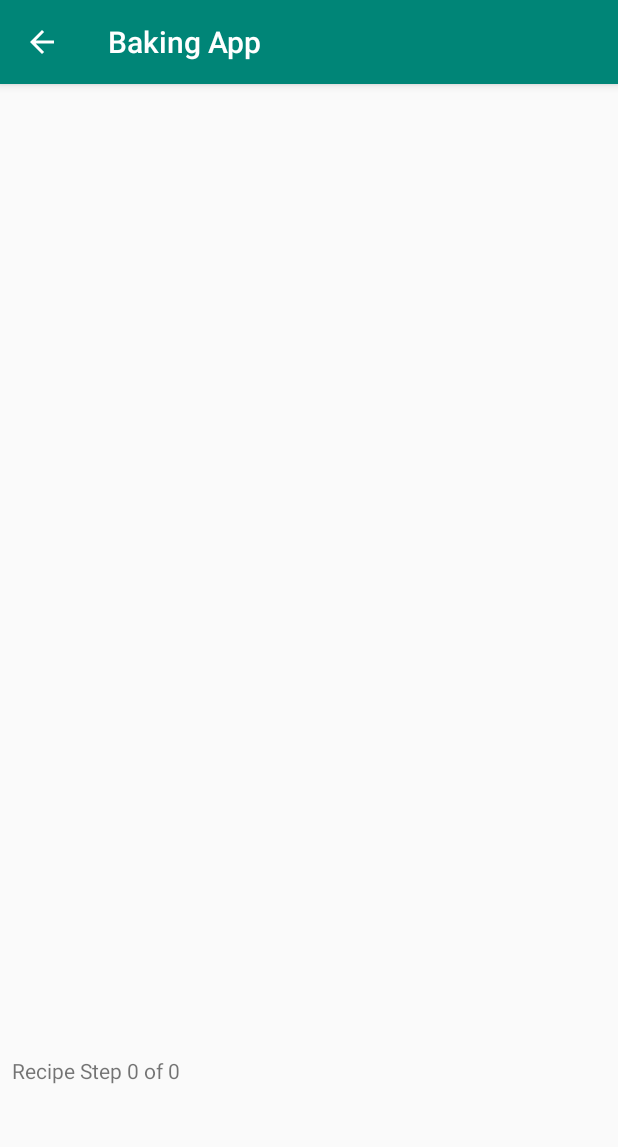
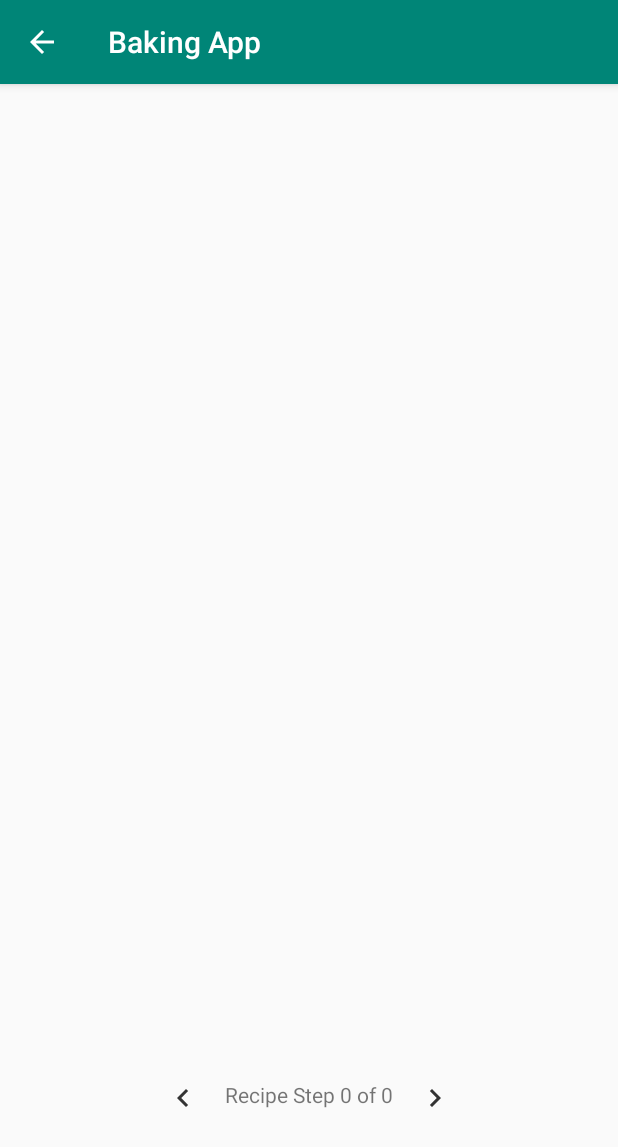
Before and after one commit to ahmedibrahim085/backingapp, an Android app: the StepsActivity screen opened directly, with no data from a screen before it, on a phone screen of 412 x 824 dp. Shown: the top 1147 px of the screen. Run offline under Robolectric (Android 15) with nearby library versions, the phone set to English and light mode, and no system bars.

Commit message:
Navigation Fragment add buttons

```diff
--- a/app/src/main/java/com/ahmed/bakingapp/ui/UiConstants.java
+++ b/app/src/main/java/com/ahmed/bakingapp/ui/UiConstants.java
@@ -1,8 +1,15 @@
 package com.ahmed.bakingapp.ui;
+
+import com.ahmed.bakingapp.ui.recipeDetails.RecipeDetailsFragment;
 
 public class UiConstants {
     // Booleans
     private static boolean twoPan;
+
+    // Integers
+    private static int currentStepId;
+
+
 
     // Strings
     final private static String RECIPE_ITEM = "recipeItem";
@@ -36,6 +43,15 @@ public class UiConstants {
         return RECIPE_STEPS_NUMBER;
     }
 
+    // ======= ======= ======= Integers ======= ======= =======
+    public static int getCurrentStepId() {
+        return UiConstants.currentStepId;
+    }
+
+    public static void setCurrentStepId(int currentStepId) {
+        UiConstants.currentStepId = currentStepId;
+    }
+
     // ======= ======= ======= Booleans ======= ======= =======
 
     public static boolean isTwoPan() {
--- /dev/null
+++ b/app/src/main/java/com/ahmed/bakingapp/ui/listeners/RecipeNavigationClickListener.java
@@ -0,0 +1,10 @@
+package com.ahmed.bakingapp.ui.listeners;
+
+public interface RecipeNavigationClickListener {
+
+    void onPreviousRecipeSelected(int position);
+
+    void onNextRecipeSelected(int position);
+
+
+}
--- a/app/src/main/java/com/ahmed/bakingapp/ui/recipeDetails/RecipeDetailsFragment.java
+++ b/app/src/main/java/com/ahmed/bakingapp/ui/recipeDetails/RecipeDetailsFragment.java
@@ -21,7 +21,6 @@ import com.ahmed.bakingapp.ui.UiConstants;
 import com.ahmed.bakingapp.ui.ingredients.IngredientActivity;
 import com.ahmed.bakingapp.ui.ingredients.IngredientsFragment;
 import com.ahmed.bakingapp.ui.steps.StepsActivity;
-import com.ahmed.bakingapp.ui.steps.StepsNavigationFragment;
 import com.ahmed.bakingapp.utils.AppToast;
 import com.ahmed.bakingapp.utils.DividerItemDecoration;
 
@@ -40,6 +39,9 @@ public class RecipeDetailsFragment extends Fragment {
     private TextView tv_recipe_ingredients;
 
     private String recipeName;
+    private RecipeSteps recipeStepsInfo;
+
+
 
 
     public static RecipeDetailsFragment newInstance(List<RecipeSteps> recipeSteps,
@@ -155,7 +157,8 @@ public class RecipeDetailsFragment extends Fragment {
     private void showRecipeStepDetails(RecipeSteps recipeStep) {
         Log.e(TAG, "recipeStep : " + recipeStep);
         AppToast.showShort(getActivity(), recipeStep.getStepsShortDescription());
-        StepsNavigationFragment.setCurrentStepId(recipeStep.getStepsId());
+        // the +1 is because list starts counting from 0
+       UiConstants.setCurrentStepId(recipeStep.getStepsId()+1);
         if ( !UiConstants.isTwoPan() ) {
             showRecipeStepActivity(recipeStep);
         } else {
@@ -175,5 +178,8 @@ public class RecipeDetailsFragment extends Fragment {
 
     }
 
+    // =======
+
+
     // ======= ======= ======= Show Recipe Step ======= END/FIN ======= =======
 }
--- a/app/src/main/java/com/ahmed/bakingapp/ui/steps/StepsActivity.java
+++ b/app/src/main/java/com/ahmed/bakingapp/ui/steps/StepsActivity.java
@@ -8,12 +8,14 @@ import com.ahmed.bakingapp.App;
 import com.ahmed.bakingapp.R;
 import com.ahmed.bakingapp.models.RecipeSteps;
 import com.ahmed.bakingapp.ui.UiConstants;
+import com.ahmed.bakingapp.ui.listeners.RecipeNavigationClickListener;
 import com.ahmed.bakingapp.utils.AppToast;
 
-public class StepsActivity extends AppCompatActivity {
+public class StepsActivity extends AppCompatActivity implements RecipeNavigationClickListener {
 
     FragmentManager stepsFragmentManager;
 
+    private int numberOfRecipeSteps;
     StepsNavigationFragment stepsNavigationFragment;
     private RecipeSteps recipeStepsInfo;
     private int numberOfSteps;
@@ -45,5 +47,33 @@ public class StepsActivity extends AppCompatActivity {
                 .commit();
     }
 
+    private void replaceRecipeStepsFragments() {
+        // commit Steps Navigation Fragment
+        stepsFragmentManager.beginTransaction()
+                .replace(R.id.frameLayout_recipe_steps_navigation,
+                        StepsNavigationFragment.newInstance(numberOfSteps))
+                .commit();
+    }
 
+
+    @Override
+    public void onPreviousRecipeSelected(int position) {
+        AppToast.showShort(this, "Previous Recipe Step Instruction");
+        if ( UiConstants.getCurrentStepId() <= 1 ) {
+            // DO something to update Recipe Fragment to the previous one
+        }else{
+            AppToast.showLong(this,"This is the First Recipe Step");
+        }
+    }
+
+    @Override
+    public void onNextRecipeSelected(int position) {
+        if ( UiConstants.getCurrentStepId() >= numberOfRecipeSteps ) {
+            // Do Fragment Update
+        }else{
+            AppToast.showLong(this,"This is the last Recipe Step");
+        }
+    }
+
+    // =======
 }
--- a/app/src/main/java/com/ahmed/bakingapp/ui/steps/StepsNavigationFragment.java
+++ b/app/src/main/java/com/ahmed/bakingapp/ui/steps/StepsNavigationFragment.java
@@ -1,23 +1,21 @@
 package com.ahmed.bakingapp.ui.steps;
 
 import android.content.Context;
-import android.net.Uri;
 import android.os.Bundle;
 import android.support.v4.app.Fragment;
-import android.util.Log;
 import android.view.LayoutInflater;
 import android.view.View;
 import android.view.ViewGroup;
+import android.widget.ImageView;
 import android.widget.TextView;
 
 import com.ahmed.bakingapp.R;
 import com.ahmed.bakingapp.ui.UiConstants;
+import com.ahmed.bakingapp.ui.listeners.RecipeNavigationClickListener;
 
 /**
  * A simple {@link Fragment} subclass.
  * Activities that contain this fragment must implement the
- * {@link StepsNavigationFragment.OnFragmentInteractionListener} interface
- * to handle interaction events.
  * Use the {@link StepsNavigationFragment#newInstance} factory method to
  * create an instance of this fragment.
  */
@@ -27,14 +25,15 @@ public class StepsNavigationFragment extends Fragment {
     // TODO: Rename parameter arguments, choose names that match
     // the fragment initialization parameters, e.g. ARG_ITEM_NUMBER
     private static final String ARG_NUMBER_OF_STEPS = UiConstants.getRecipeStepsNumber();
-    static int currentStepId;
 
     // TODO: Rename and change types of parameters
     private int numberOfRecipeSteps;
 
-    private OnFragmentInteractionListener mListener;
+    private RecipeNavigationClickListener mListener;
 
     TextView tv_numberOfSteps;
+    ImageView img_previousRecipe;
+    ImageView img_nextRecipe;
 
     public StepsNavigationFragment() {
         // Required empty public constructor
@@ -67,44 +66,47 @@ public class StepsNavigationFragment extends Fragment {
     @Override
     public View onCreateView(LayoutInflater inflater, ViewGroup container,
                              Bundle savedInstanceState) {
+        // Steps Navigation FrameLayout
         // Inflate the layout for this fragment
         View stepsNavigationView = inflater.inflate(R.layout.fragment_recipe_steps_navigation,
                 container, false);
-        // Video FrameLayout
-
-        // Steps FrameLayout
-
-        // Steps Navigation FrameLayout
+        //  =======  ======= Previous Recipe Step Instruction =======  =======
+        img_previousRecipe = stepsNavigationView.findViewById(R.id.img_previous_recipe);
+        img_previousRecipe.setOnClickListener(new View.OnClickListener() {
+            @Override
+            public void onClick(View v) {
+                    mListener.onPreviousRecipeSelected(UiConstants.getCurrentStepId());
+            }
+        });
+        //  =======  ======= Recipe Step Instruction Navigation Counter =======  =======
         tv_numberOfSteps = (TextView) stepsNavigationView.findViewById(R.id.tv_numberOfSteps);
-        Log.e(TAG, "getCurrentStepId : " + getCurrentStepId());
-        Log.e(TAG, "numberOfRecipeSteps : " + numberOfRecipeSteps);
-
         String stepCounter =
                 String.format(getActivity().getResources().getString(R.string.recipe_step_counter),
-                getCurrentStepId(), numberOfRecipeSteps);
-        Log.e(TAG, "stepCounter : " + stepCounter);
+                UiConstants.getCurrentStepId(), numberOfRecipeSteps);
+        tv_numberOfSteps.setText(stepCounter);
 
-//        String stepsCount = "Recipe Steps" +getCurrentStepId()+"/"+String.valueOf(numberOfRecipeSteps);
-        tv_numberOfSteps.setText(stepCounter);
+        // =======  ======= Next Recipe Step Instruction =======  =======
+        img_nextRecipe = stepsNavigationView.findViewById(R.id.img_next_recipe);
+        img_nextRecipe.setOnClickListener(new View.OnClickListener() {
+            @Override
+            public void onClick(View v) {
+                    mListener.onNextRecipeSelected(UiConstants.getCurrentStepId());
+            }
+        });
+        //=======
         return stepsNavigationView;
     }
 
-    // TODO: Rename method, update argument and hook method into UI event
-    public void onButtonPressed(Uri uri) {
-        if ( mListener != null ) {
-            mListener.onFragmentInteraction(uri);
-        }
-    }
 
     @Override
     public void onAttach(Context context) {
         super.onAttach(context);
-        /*if ( context instanceof OnFragmentInteractionListener ) {
-            mListener = (OnFragmentInteractionListener) context;
+        if ( context instanceof RecipeNavigationClickListener ) {
+            mListener = (RecipeNavigationClickListener) context;
         } else {
             throw new RuntimeException(context.toString()
-                    + " must implement OnFragmentInteractionListener");
-        }*/
+                    + " must implement RecipeNavigationClickListener");
+        }
     }
 
     @Override
@@ -113,27 +115,4 @@ public class StepsNavigationFragment extends Fragment {
         mListener = null;
     }
 
-    /**
-     * This interface must be implemented by activities that contain this
-     * fragment to allow an interaction in this fragment to be communicated
-     * to the activity and potentially other fragments contained in that
-     * activity.
-     * <p>
-     * See the Android Training lesson <a href=
-     * "http://developer.android.com/training/basics/fragments/communicating.html"
-     * >Communicating with Other Fragments</a> for more information.
-     */
-    public interface OnFragmentInteractionListener {
-        // TODO: Update argument type and name
-        void onFragmentInteraction(Uri uri);
-    }
-
-    public static int getCurrentStepId() {
-        return StepsNavigationFragment.currentStepId;
-    }
-
-    public static void setCurrentStepId(int currentStepId) {
-        // the +1 is because list starts counting from 0
-        StepsNavigationFragment.currentStepId = currentStepId+1;
-    }
 }
--- /dev/null
+++ b/app/src/main/res/drawable-anydpi/next_recipe.xml
@@ -0,0 +1,10 @@
+<vector xmlns:android="http://schemas.android.com/apk/res/android"
+    android:width="24dp"
+    android:height="24dp"
+    android:viewportWidth="24"
+    android:viewportHeight="24"
+    android:tint="#333333">
+    <path
+        android:fillColor="#FF000000"
+        android:pathData="M10,6L8.59,7.41 13.17,12l-4.58,4.59L10,18l6,-6z"/>
+</vector>
--- /dev/null
+++ b/app/src/main/res/drawable-anydpi/previous_recipe.xml
@@ -0,0 +1,10 @@
+<vector xmlns:android="http://schemas.android.com/apk/res/android"
+    android:width="24dp"
+    android:height="24dp"
+    android:viewportWidth="24"
+    android:viewportHeight="24"
+    android:tint="#333333">
+    <path
+        android:fillColor="#FF000000"
+        android:pathData="M15.41,7.41L14,6l-6,6 6,6 1.41,-1.41L10.83,12z"/>
+</vector>
--- a/app/src/main/res/layout/activity_steps.xml
+++ b/app/src/main/res/layout/activity_steps.xml
@@ -45,9 +45,7 @@
             android:id="@+id/frameLayout_recipe_steps_navigation"
             android:layout_width="match_parent"
             android:layout_height="wrap_content"
-            android:layout_marginStart="8dp"
-            android:layout_marginTop="16dp"
-            android:layout_marginEnd="8dp"
+            android:layout_margin="@dimen/margin16"
             app:layout_constraintBottom_toBottomOf="parent"
             app:layout_constraintEnd_toEndOf="parent"
             app:layout_constraintStart_toStartOf="parent"
--- a/app/src/main/res/layout/fragment_recipe_steps_navigation.xml
+++ b/app/src/main/res/layout/fragment_recipe_steps_navigation.xml
@@ -1,15 +1,51 @@
 <?xml version="1.0" encoding="utf-8"?>
-<FrameLayout xmlns:android="http://schemas.android.com/apk/res/android"
+<LinearLayout
+    xmlns:android="http://schemas.android.com/apk/res/android"
+    xmlns:app="http://schemas.android.com/apk/res-auto"
     xmlns:tools="http://schemas.android.com/tools"
+    android:layout_centerHorizontal="true"
+    android:orientation="horizontal"
+    android:layout_gravity="center_horizontal"
+    android:gravity="center_horizontal"
+    android:fitsSystemWindows="true"
     android:layout_width="match_parent"
     android:layout_height="match_parent"
     tools:context=".ui.steps.StepsNavigationFragment">
 
-    <!-- TODO: Update blank fragment layout -->
+    <ImageView
+        android:id="@+id/img_previous_recipe"
+        android:layout_width="wrap_content"
+        android:layout_height="wrap_content"
+        android:src="@drawable/previous_recipe"
+        app:layout_constraintTop_toTopOf="parent"
+        android:layout_marginStart="8dp"
+        android:layout_marginTop="16dp"
+        android:layout_marginEnd="8dp"
+        android:contentDescription="@string/describe_previous_recipe_navigation_image" />
+
+
     <TextView
         android:id="@+id/tv_numberOfSteps"
-        android:layout_width="match_parent"
-        android:layout_height="match_parent"
-        android:text="@string/hello_blank_fragment" />
+        android:layout_width="wrap_content"
+        android:layout_height="wrap_content"
+        android:layout_marginStart="8dp"
+        android:layout_marginTop="16dp"
+        android:layout_marginEnd="8dp"
+        android:text="@string/recipe_step_counter"
+        app:layout_constraintStart_toStartOf="@+id/img_previous_recipe"
+        app:layout_constraintTop_toTopOf="@+id/img_previous_recipe" />
 
-</FrameLayout>
+
+    <ImageView
+        android:id="@+id/img_next_recipe"
+        android:layout_width="wrap_content"
+        android:layout_height="wrap_content"
+        android:layout_marginStart="8dp"
+        android:layout_marginTop="16dp"
+        android:layout_marginEnd="8dp"
+        android:contentDescription="@string/describe_next_recipe_navigation_image"
+        android:src="@drawable/next_recipe"
+        app:layout_constraintEnd_toEndOf="parent"
+        app:layout_constraintStart_toEndOf="@+id/tv_numberOfSteps"
+        app:layout_constraintTop_toTopOf="parent" />
+</LinearLayout>
--- a/app/src/main/res/values/strings.xml
+++ b/app/src/main/res/values/strings.xml
@@ -11,4 +11,7 @@
     <string name="error_show_recipe">Something went wrong couldn\'t show Recipe Detail</string>
 
     <string name="recipe_step_counter">Recipe Step %d of %d</string>
+    <string name="describe_previous_recipe_navigation_image">navigate to previous recipe</string>
+    <string name="describe_next_recipe_navigation_image">navigate to next recipe</string>
+
 </resources>
```
Also changed, not shown: app/src/main/res/drawable-hdpi/next_recipe.png (added), app/src/main/res/drawable-hdpi/previous_recipe.png (added), app/src/main/res/drawable-mdpi/next_recipe.png (added), app/src/main/res/drawable-mdpi/previous_recipe.png (added), app/src/main/res/drawable-xhdpi/next_recipe.png (added), app/src/main/res/drawable-xhdpi/previous_recipe.png (added), app/src/main/res/drawable-xxhdpi/next_recipe.png (added), app/src/main/res/drawable-xxhdpi/previous_recipe.png (added).
